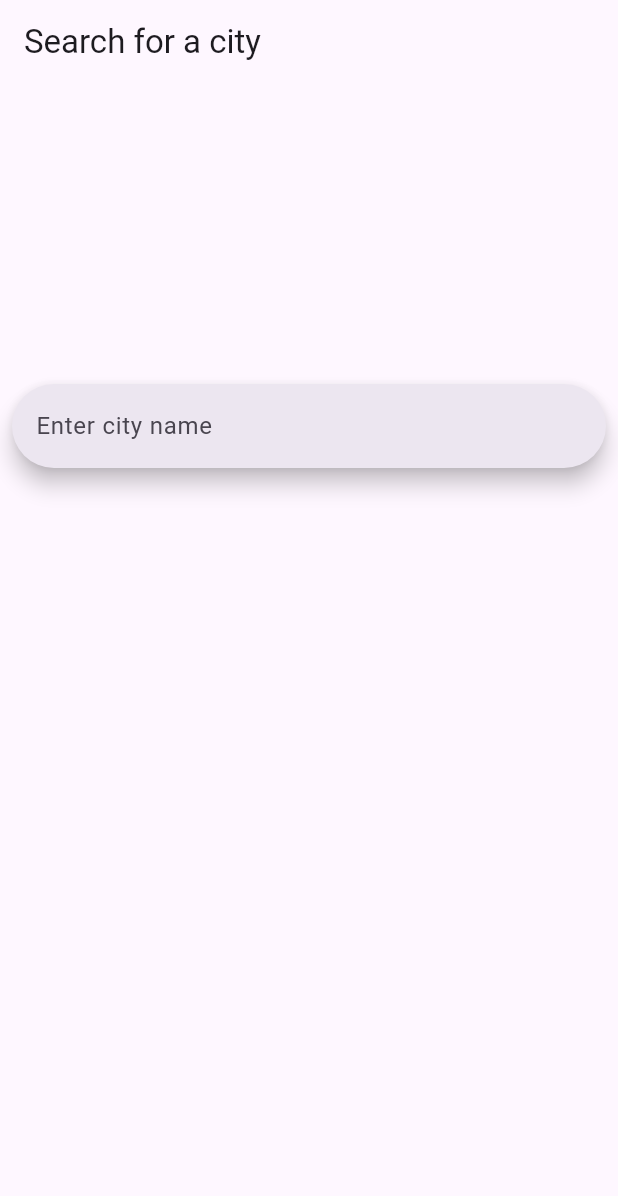
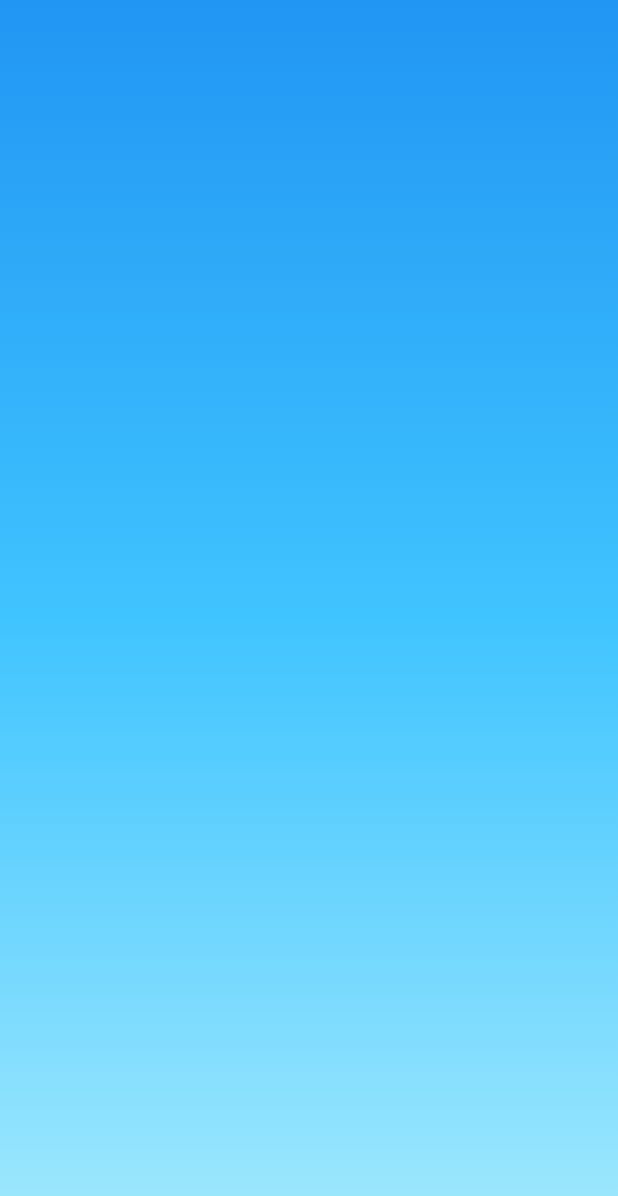
Before and after one commit to OsamaAliLasheen/weather_app, a Flutter app: the screen it shows after launch, on a phone screen of 412 x 824 dp. Shown: the top 1196 px of the screen. Run offline on Flutter 3.47's test engine with Material 3 defaults, Android fonts, the phone set to English and light mode, and no system bars.

Commit message:
Add search page and update home page
Added a new search page to allow users to search for a city. Updated the home page to display the weather information for the selected city. Also added a gradient background to the weather display page.

```diff
--- a/lib/main.dart
+++ b/lib/main.dart
@@ -1,5 +1,6 @@
 import 'package:flutter/material.dart';
 import 'package:weather_app/views/no_weather_page.dart';
+import 'package:weather_app/views/search_page.dart';
 import 'package:weather_app/views/weather_display_page.dart';
 
 void main() {
@@ -13,7 +14,7 @@ class WeatherApp extends StatelessWidget {
   @override
   Widget build(BuildContext context) {
     return const MaterialApp(
-      home: SearchPage(),
+      home: WeatherDisplay(),
     );
   }
 }
--- /dev/null
+++ b/lib/views/search_page.dart
@@ -0,0 +1,27 @@
+import 'package:flutter/material.dart';
+
+class SearchPage extends StatelessWidget {
+  const SearchPage({super.key});
+
+  @override
+  Widget build(BuildContext context) {
+    return MaterialApp(
+      home: Scaffold(
+        appBar: AppBar(
+          title: const Text('Search for a city'),
+        ),
+        body: const Column(
+          children: [
+            SizedBox(height: 200),
+            Padding(
+              padding: EdgeInsets.symmetric(horizontal: 8.0),
+              child: SearchBar(
+                hintText: 'Enter city name',
+              ),
+            ),
+          ],
+        ),
+      ),
+    );
+  }
+}
--- a/lib/views/weather_display_page.dart
+++ b/lib/views/weather_display_page.dart
@@ -1,28 +1,23 @@
 import 'package:flutter/material.dart';
-import 'package:flutter/widgets.dart';
 
-class SearchPage extends StatelessWidget {
-  const SearchPage({super.key});
+class WeatherDisplay extends StatelessWidget {
+  const WeatherDisplay({super.key});
 
   @override
   Widget build(BuildContext context) {
     return MaterialApp(
-      home: Scaffold(
-        appBar: AppBar(
-          title: const Text('Search for a city'),
-        ),
-        body: const Column(
-          children: [
-            SizedBox(height: 200),
-            Padding(
-              padding: EdgeInsets.symmetric(horizontal: 8.0),
-              child: SearchBar(
-                hintText: 'Enter city name',
-              ),
-            ),
+        home: Container(
+      decoration: const BoxDecoration(
+        gradient: LinearGradient(
+          begin: Alignment.topCenter,
+          end: Alignment.bottomCenter,
+          colors: [
+            Colors.blue,
+            Colors.lightBlueAccent,
+            Color.fromARGB(255, 160, 233, 253),
           ],
         ),
       ),
-    );
+    ));
   }
 }
```
